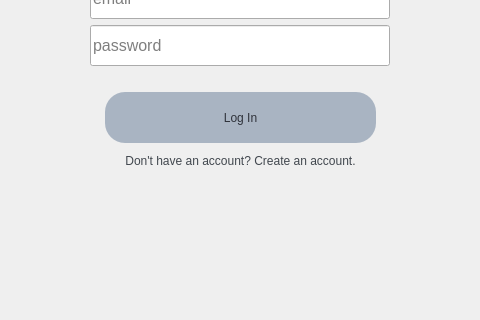
Above: login.ui from Drewfett/FlashcardsNEA before the change; both pictures show x 360 to 840 and y 153 to 473 of the 1200 by 800 pixel window. Below: the same form after it.
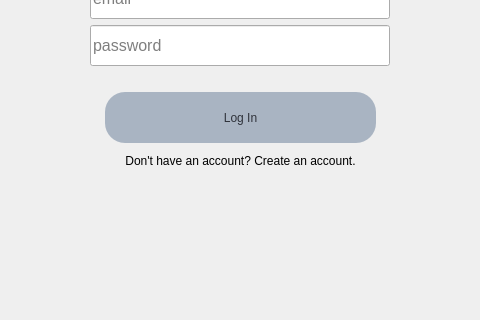
That is the form after the change.

Diff of the .ui file:
```diff
--- a/login.ui
+++ b/login.ui
@@ -308,7 +308,7 @@
          <property name="styleSheet">
           <string notr="true">border : 0;
 background: transparent;
-color:rgb(65, 71, 78)</string>
+</string>
          </property>
          <property name="text">
           <string>Don't have an account? Create an account.</string>
```
